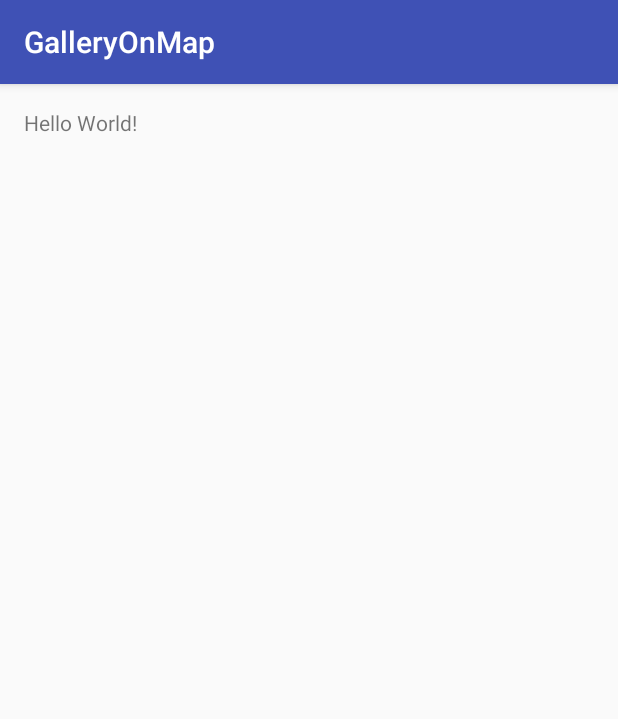
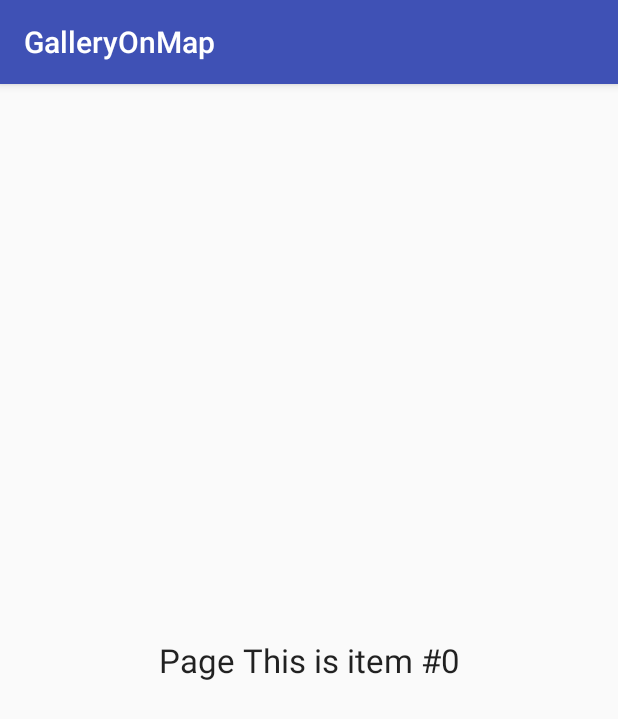
Before and after one commit to ArtiomCX75/GalleryOnMap, an Android app: the screen it shows after launch (MainActivity), on a phone screen of 412 x 824 dp. Shown: the top 719 px of the screen. Run offline under Robolectric (Android 15) with nearby library versions, the phone set to English and light mode, and no system bars.

Commit message:
init commit

```diff
--- a/app/build.gradle
+++ b/app/build.gradle
@@ -23,4 +23,5 @@ dependencies {
     compile fileTree(dir: 'libs', include: ['*.jar'])
     testCompile 'junit:junit:4.12'
     compile 'com.android.support:appcompat-v7:24.2.1'
+    compile 'com.android.support:support-v4:24.2.1'
 }
--- /dev/null
+++ b/app/src/main/java/com/dmytrobohdanov/galleryonmap/GalleryItemHolderFragment.java
@@ -0,0 +1,54 @@
+package com.dmytrobohdanov.galleryonmap;
+
+import android.os.Bundle;
+import android.support.v4.app.Fragment;
+import android.view.LayoutInflater;
+import android.view.View;
+import android.view.ViewGroup;
+import android.widget.TextView;
+
+import com.dmytrobohdanov.galleryonmap.temp.GalleryItemsDataKeeper;
+
+
+public class GalleryItemHolderFragment extends Fragment {
+    static final String KEY_ITEM_NUMBER = "itemsNumber";
+
+    int pageNumber;
+
+    public GalleryItemHolderFragment() {
+        // Required empty public constructor
+    }
+
+
+    public static GalleryItemHolderFragment newInstance(int pageNumber) {
+        GalleryItemHolderFragment pageFragment = new GalleryItemHolderFragment();
+        Bundle args = new Bundle();
+        args.putInt(KEY_ITEM_NUMBER, pageNumber);
+        pageFragment.setArguments(args);
+        return pageFragment;
+    }
+
+    @Override
+    public void onCreate(Bundle savedInstanceState) {
+        super.onCreate(savedInstanceState);
+        pageNumber = getArguments().getInt(KEY_ITEM_NUMBER);
+    }
+
+    @Override
+    public View onCreateView(LayoutInflater inflater, ViewGroup container,
+                             Bundle savedInstanceState) {
+        //creating view
+        View view = inflater.inflate(R.layout.fragment_gallery_item_holder, null);
+
+        //temp:
+        TextView tvPage = (TextView) view.findViewById(R.id.tvPage);
+        GalleryItemsDataKeeper dataKeeper = GalleryItemsDataKeeper.getInstance();
+
+        //getting item
+        tvPage.setText("Page " + dataKeeper.getItemById(pageNumber));
+
+        return view;
+        // Inflate the layout for this fragment
+//        return inflater.inflate(R.layout.fragment_gallery_item_holder, container, false);
+    }
+}
--- a/app/src/main/java/com/dmytrobohdanov/galleryonmap/MainActivity.java
+++ b/app/src/main/java/com/dmytrobohdanov/galleryonmap/MainActivity.java
@@ -1,13 +1,68 @@
 package com.dmytrobohdanov.galleryonmap;
 
+import android.os.Bundle;
+import android.support.v4.app.Fragment;
+import android.support.v4.app.FragmentManager;
+import android.support.v4.app.FragmentStatePagerAdapter;
+import android.support.v4.view.PagerAdapter;
+import android.support.v4.view.ViewPager;
 import android.support.v7.app.AppCompatActivity;
-import android.os.Bundle;
+
+import com.dmytrobohdanov.galleryonmap.temp.GalleryItemsDataKeeper;
 
 public class MainActivity extends AppCompatActivity {
+
+    //amount of items in gallery
+    public static int GALLERY_ITEMS_AMOUNT;
+    ViewPager pager;
+    PagerAdapter pagerAdapter;
 
     @Override
     protected void onCreate(Bundle savedInstanceState) {
         super.onCreate(savedInstanceState);
         setContentView(R.layout.activity_main);
+
+        GALLERY_ITEMS_AMOUNT = GalleryItemsDataKeeper.getInstance().getItemAmount();
+
+        pager = (ViewPager) findViewById(R.id.galleryHolder);
+        pagerAdapter = new GalleryItemHolderFragmentAdapter(getSupportFragmentManager());
+        pager.setAdapter(pagerAdapter);
+
+        pager.setOnPageChangeListener(new ViewPager.OnPageChangeListener() {
+
+            @Override
+            public void onPageSelected(int position) {
+                //todo: set id of item to menu items
+//                Log.d(TAG, "onPageSelected, position = " + position);
+            }
+
+            @Override
+            public void onPageScrolled(int position, float positionOffset,
+                                       int positionOffsetPixels) {
+            }
+
+            @Override
+            public void onPageScrollStateChanged(int state) {
+            }
+        });
     }
+
+    private class GalleryItemHolderFragmentAdapter extends FragmentStatePagerAdapter {
+
+        public GalleryItemHolderFragmentAdapter(FragmentManager fm) {
+            super(fm);
+        }
+
+        @Override
+        public Fragment getItem(int position) {
+            return GalleryItemHolderFragment.newInstance(position);
+        }
+
+        @Override
+        public int getCount() {
+            return GALLERY_ITEMS_AMOUNT;
+        }
+
+    }
+
 }
--- /dev/null
+++ b/app/src/main/java/com/dmytrobohdanov/galleryonmap/temp/GalleryItemsDataKeeper.java
@@ -0,0 +1,54 @@
+package com.dmytrobohdanov.galleryonmap.temp;
+
+
+import java.util.ArrayList;
+
+/**
+ *  Temporary class
+ *
+ *  Keeps data (photos, video, but for now - string to display) to show in gallery items
+ *  until will be replaced with DataBase classes
+ */
+public class GalleryItemsDataKeeper {
+    private static GalleryItemsDataKeeper instance;
+    private ArrayList<String> data;
+
+    private GalleryItemsDataKeeper() {
+        data = new ArrayList<>();
+        for(int i = 0; i <= 10; i++){
+            data.add("This is item #" + i);
+        }
+    }
+
+    public static GalleryItemsDataKeeper getInstance() {
+        if(instance == null){
+            instance = new GalleryItemsDataKeeper();
+        }
+
+        return instance;
+    }
+
+    /**
+     * @return data set
+     */
+    public ArrayList<String> getData() {
+        return data;
+    }
+
+    /**
+     * Returning item of data by specified id
+     *
+     * @param id of item
+     * @return String value of data item
+     */
+    public String getItemById(int id){
+        return data.get(id);
+    }
+
+    /**
+     * @return amount of items we have
+     */
+    public int getItemAmount(){
+        return data.size();
+    }
+}
--- a/app/src/main/res/layout/activity_main.xml
+++ b/app/src/main/res/layout/activity_main.xml
@@ -9,8 +9,8 @@
     android:paddingTop="@dimen/activity_vertical_margin"
     tools:context="com.dmytrobohdanov.galleryonmap.MainActivity">
 
-    <TextView
-        android:layout_width="wrap_content"
-        android:layout_height="wrap_content"
-        android:text="Hello World!" />
+    <android.support.v4.view.ViewPager
+        android:id="@+id/galleryHolder"
+        android:layout_width="match_parent"
+        android:layout_height="match_parent"></android.support.v4.view.ViewPager>
 </RelativeLayout>
--- /dev/null
+++ b/app/src/main/res/layout/fragment_gallery_item_holder.xml
@@ -0,0 +1,14 @@
+<?xml version="1.0" encoding="utf-8"?>
+<RelativeLayout xmlns:android="http://schemas.android.com/apk/res/android"
+    android:id="@+id/pageBaseLayout"
+    android:layout_width="match_parent"
+    android:layout_height="match_parent"
+    android:orientation="vertical">
+
+    <TextView
+        android:id="@+id/tvPage"
+        android:layout_width="match_parent"
+        android:layout_height="match_parent"
+        android:gravity="center"
+        android:textAppearance="?android:attr/textAppearanceLarge"/>
+</RelativeLayout>
--- a/app/src/main/res/values/strings.xml
+++ b/app/src/main/res/values/strings.xml
@@ -1,3 +1,6 @@
 <resources>
     <string name="app_name">"GalleryOnMap "</string>
+
+    <!-- TODO: Remove or change this placeholder text -->
+    <string name="hello_blank_fragment">Hello blank fragment</string>
 </resources>
```
